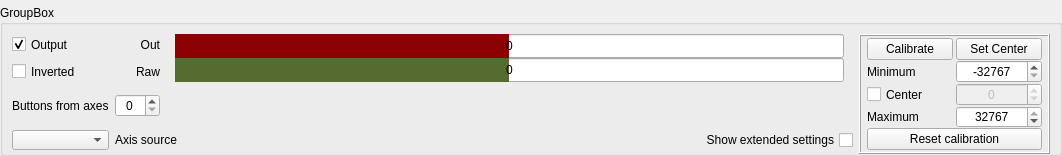
The window that widgets/axes.ui (FreeJoy-Team/FreeJoyConfiguratorQt) describes before a commit, drawn with Qt 5.
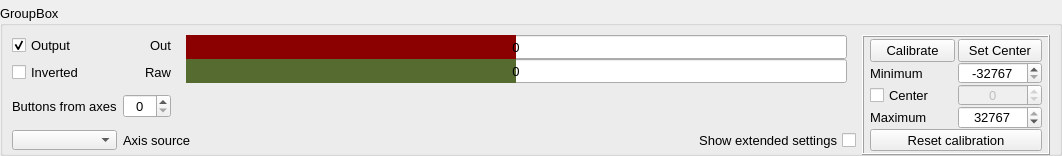
The same window after the commit. Custom widgets are drawn as their Qt base class.

```diff
--- a/widgets/axes.ui
+++ b/widgets/axes.ui
@@ -43,6 +43,11 @@
        <height>150</height>
       </size>
      </property>
+     <property name="font">
+      <font>
+       <pointsize>10</pointsize>
+      </font>
+     </property>
      <property name="title">
       <string>GroupBox</string>
      </property>
```
